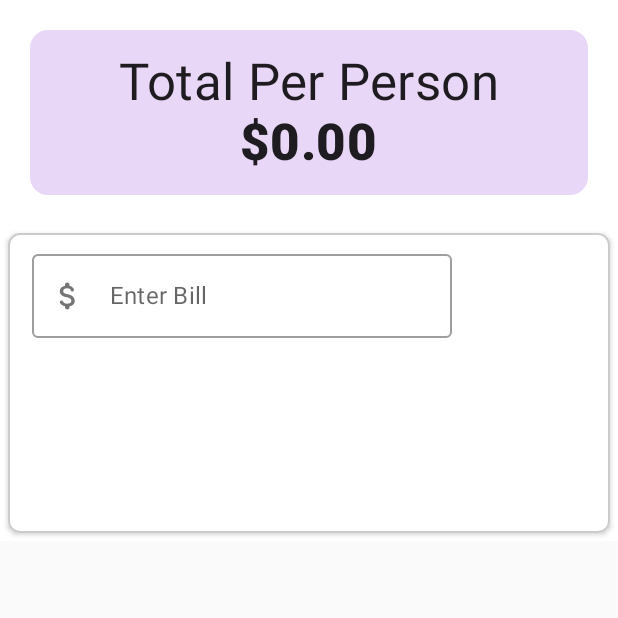
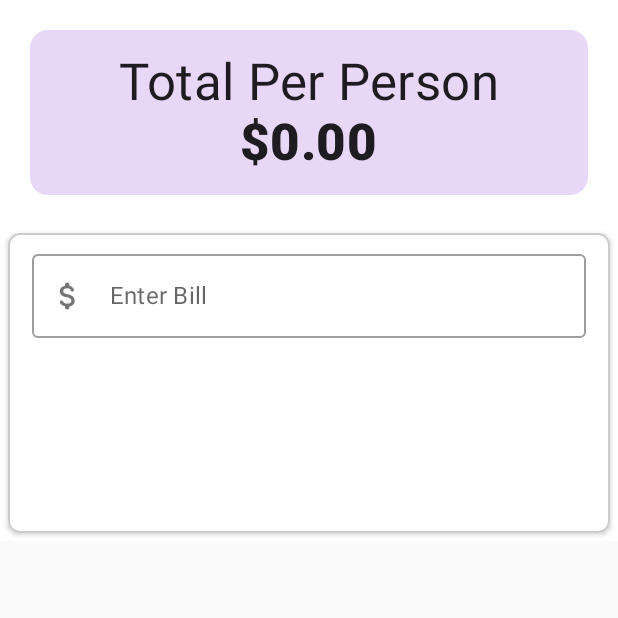
Before and after one commit to lelinmahmud/Compose_JetTip_App, an Android app built with Jetpack Compose: the screen it shows after launch (MainActivity), on a phone screen of 412 x 824 dp, the top half of it. Run offline under Robolectric (Android 15) with nearby library versions, the phone set to English and light mode, and no system bars.

```diff
--- a/app/src/main/java/com/bd/kaz/composejettipapp/MainActivity.kt
+++ b/app/src/main/java/com/bd/kaz/composejettipapp/MainActivity.kt
@@ -139,7 +139,7 @@ fun BillForm(modifier: Modifier = Modifier,onValChange :(String) -> Unit ={}){
                     horizontalArrangement = Arrangement.End) {
                         RoundedIconButton(imageVector = Icons.Default.Remove,
                             onClick = { /*TODO*/ })
-                        Text(text = "1")
+                        Text(text = "1", modifier = Modifier.align(alignment = Alignment.CenterVertically).padding(start = 9.dp, end = 9.dp))
                         RoundedIconButton(imageVector = Icons.Default.Add,
                             onClick = { /*TODO*/ })
                     }
--- a/app/src/main/java/com/bd/kaz/composejettipapp/components/Conponents.kt
+++ b/app/src/main/java/com/bd/kaz/composejettipapp/components/Conponents.kt
@@ -1,5 +1,6 @@
 package com.bd.kaz.composejettipapp.components
 
+import androidx.compose.foundation.layout.fillMaxWidth
 import androidx.compose.foundation.layout.padding
 import androidx.compose.foundation.text.KeyboardActions
 import androidx.compose.foundation.text.KeyboardOptions
@@ -40,7 +41,7 @@ fun InputField(
         textStyle = TextStyle(fontSize = 18.sp, color = MaterialTheme.colors.onBackground),
         keyboardOptions = KeyboardOptions(keyboardType = keyboardType, imeAction = imeAction),
         keyboardActions = onAction,
-        modifier = modifier.padding(start = 10.dp, bottom = 10.dp, end = 10.dp)
+        modifier = modifier.padding(start = 10.dp, bottom = 10.dp, end = 10.dp).fillMaxWidth()
 
         )
 }
```
